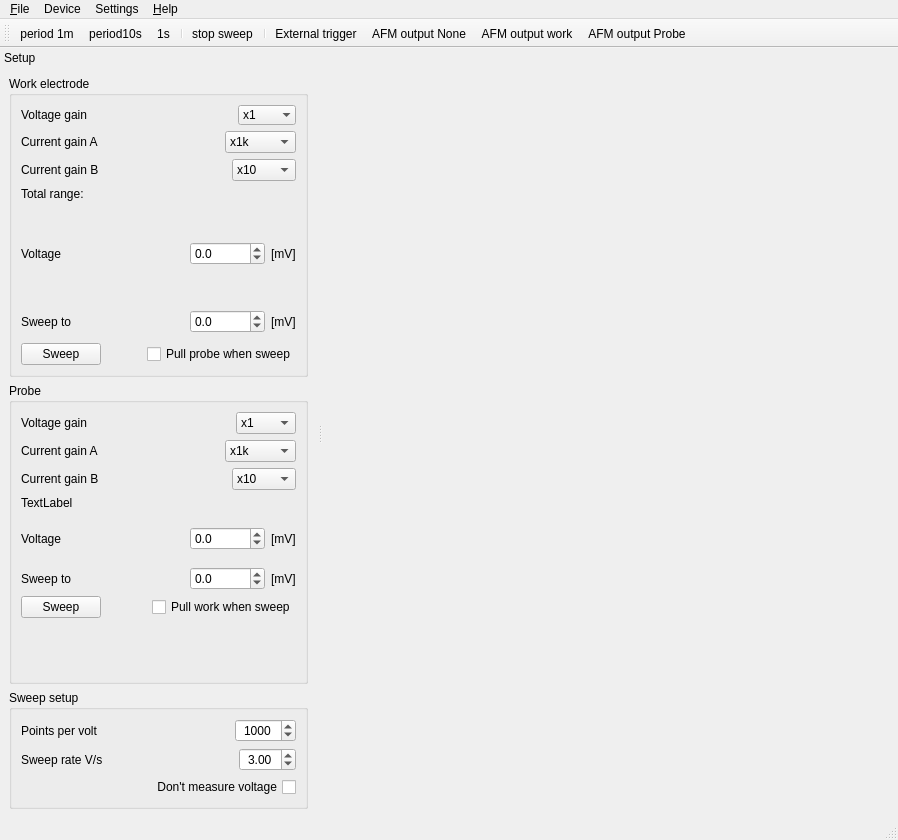
z80/digitizer, file software/digitizer/src/main_wnd.ui: the form before one commit.
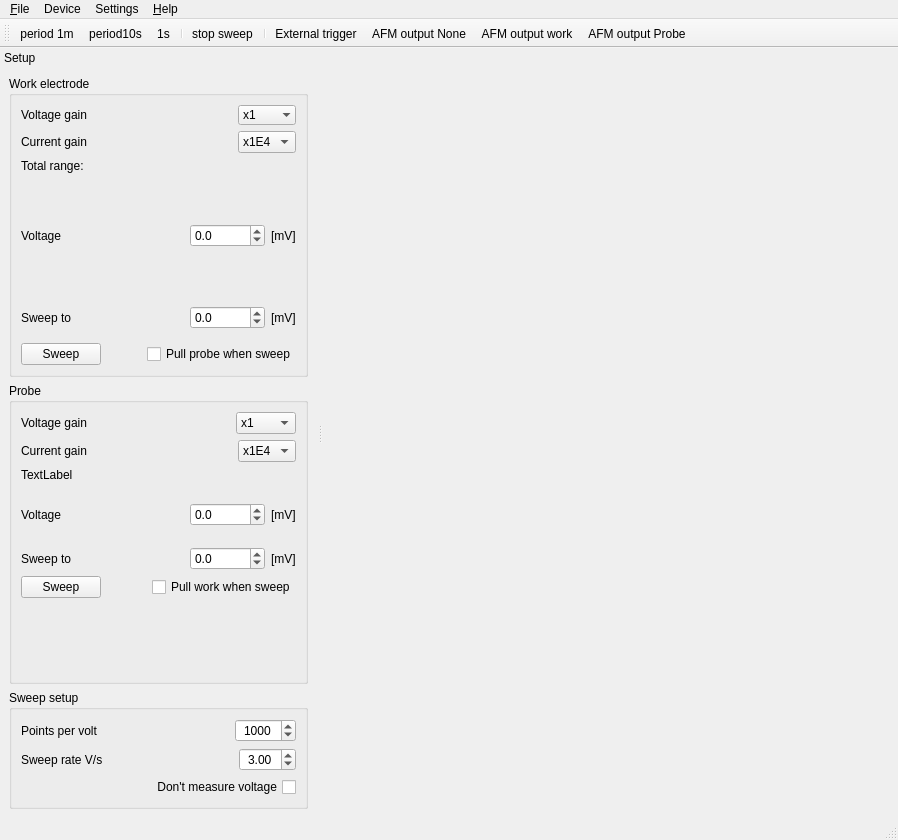
The form after the commit. Icons and pictures are not drawn.

The edit to the form file:
```diff
--- a/software/digitizer/src/main_wnd.ui
+++ b/software/digitizer/src/main_wnd.ui
@@ -88,7 +88,7 @@
        <property name="title">
         <string>Work electrode</string>
        </property>
-       <layout class="QVBoxLayout" name="verticalLayout_2" stretch="1,1,0,0,1,1,1,1,1">
+       <layout class="QVBoxLayout" name="verticalLayout_2" stretch="1,1,0,1,1,1,1,1">
         <item>
          <layout class="QHBoxLayout" name="horizontalLayout">
           <item>
@@ -140,7 +140,7 @@
           <item>
            <widget class="QLabel" name="label_2">
             <property name="text">
-             <string>Current gain A</string>
+             <string>Current gain</string>
             </property>
            </widget>
           </item>
@@ -158,68 +158,35 @@
            </spacer>
           </item>
           <item>
-           <widget class="QComboBox" name="workCurrGainA">
+           <widget class="QComboBox" name="workCurrGain">
             <item>
              <property name="text">
-              <string>x1k</string>
+              <string>x1E4</string>
              </property>
             </item>
             <item>
              <property name="text">
-              <string>x10k</string>
+              <string>x1E5</string>
              </property>
             </item>
             <item>
              <property name="text">
-              <string>x100k</string>
+              <string>x1E6</string>
              </property>
             </item>
             <item>
              <property name="text">
-              <string>x1000k</string>
+              <string>x1E7</string>
              </property>
             </item>
-           </widget>
-          </item>
-         </layout>
-        </item>
-        <item>
-         <layout class="QHBoxLayout" name="horizontalLayout_11">
-          <item>
-           <widget class="QLabel" name="label_13">
-            <property name="text">
-             <string>Current gain B</string>
-            </property>
-           </widget>
-          </item>
-          <item>
-           <spacer name="horizontalSpacer_11">
-            <property name="orientation">
-             <enum>Qt::Horizontal</enum>
-            </property>
-            <property name="sizeHint" stdset="0">
-             <size>
-              <width>40</width>
-              <height>20</height>
-             </size>
-            </property>
-           </spacer>
-          </item>
-          <item>
-           <widget class="QComboBox" name="workCurrGainB">
             <item>
              <property name="text">
-              <string>x10</string>
+              <string>x1E8</string>
              </property>
             </item>
             <item>
              <property name="text">
-              <string>x100</string>
-             </property>
-            </item>
-            <item>
-             <property name="text">
-              <string>x1000</string>
+              <string>x1E9</string>
              </property>
             </item>
            </widget>
@@ -386,7 +353,7 @@
        <property name="title">
         <string>Probe</string>
        </property>
-       <layout class="QVBoxLayout" name="verticalLayout_3" stretch="1,1,0,0,1,1,1,1,1,5">
+       <layout class="QVBoxLayout" name="verticalLayout_3" stretch="1,1,0,1,1,1,1,1,5">
         <item>
          <layout class="QHBoxLayout" name="horizontalLayout_6">
           <item>
@@ -435,7 +402,7 @@
           <item>
            <widget class="QLabel" name="label_8">
             <property name="text">
-             <string>Current gain A</string>
+             <string>Current gain</string>
             </property>
            </widget>
           </item>
@@ -453,68 +420,35 @@
            </spacer>
           </item>
           <item>
-           <widget class="QComboBox" name="probeCurrGainA">
+           <widget class="QComboBox" name="probeCurrGain">
             <item>
              <property name="text">
-              <string>x1k</string>
+              <string>x1E4</string>
              </property>
             </item>
             <item>
              <property name="text">
-              <string>x10k</string>
+              <string>x1E5</string>
              </property>
             </item>
             <item>
              <property name="text">
-              <string>x100k</string>
+              <string>x1E6</string>
              </property>
             </item>
             <item>
              <property name="text">
-              <string>x1000k</string>
+              <string>x1E7</string>
              </property>
             </item>
-           </widget>
-          </item>
-         </layout>
-        </item>
-        <item>
-         <layout class="QHBoxLayout" name="horizontalLayout_12">
-          <item>
-           <widget class="QLabel" name="label_14">
-            <property name="text">
-             <string>Current gain B</string>
-            </property>
-           </widget>
-          </item>
-          <item>
-           <spacer name="horizontalSpacer_12">
-            <property name="orientation">
-             <enum>Qt::Horizontal</enum>
-            </property>
-            <property name="sizeHint" stdset="0">
-             <size>
-              <width>40</width>
-              <height>20</height>
-             </size>
-            </property>
-           </spacer>
-          </item>
-          <item>
-           <widget class="QComboBox" name="probeCurrGainB">
             <item>
              <property name="text">
-              <string>x10</string>
+              <string>x1E8</string>
              </property>
             </item>
             <item>
              <property name="text">
-              <string>x100</string>
-             </property>
-            </item>
-            <item>
-             <property name="text">
-              <string>x1000</string>
+              <string>x1E9</string>
              </property>
             </item>
            </widget>
```
